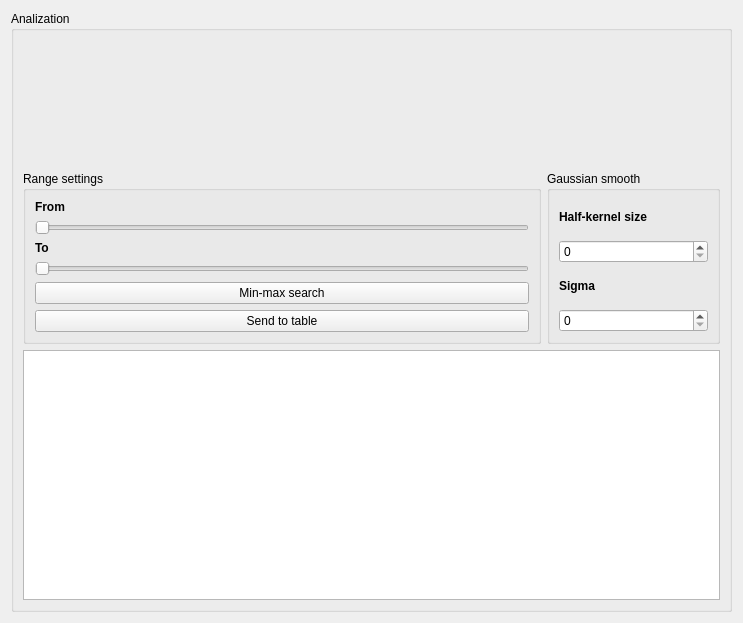
Before: the Qt Designer form analyzationform.ui in szazdenes/heatCam, drawn with Qt 5.
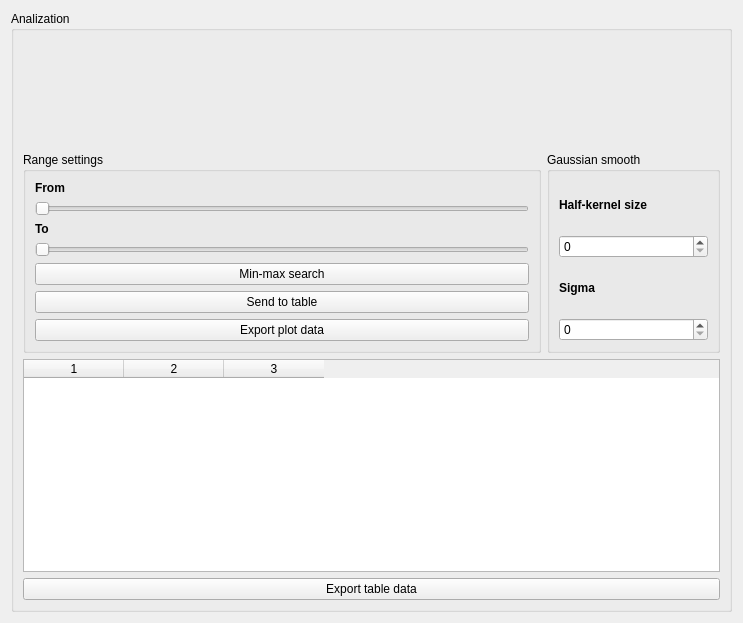
After: the same form once the commit is applied. Custom widgets are drawn as their Qt base class.

Commit message: multiple heatlines table data + export plot data export clear mask

```diff
--- a/analyzationform.ui
+++ b/analyzationform.ui
@@ -19,13 +19,13 @@
      <property name="title">
       <string>Analization</string>
      </property>
-     <layout class="QGridLayout" name="gridLayout_3" rowstretch="1,1,2" columnstretch="3,1">
+     <layout class="QGridLayout" name="gridLayout_3" rowstretch="1,1,2,0" columnstretch="3,1">
       <item row="1" column="0">
        <widget class="QGroupBox" name="groupBox_2">
         <property name="title">
          <string>Range settings</string>
         </property>
-        <layout class="QGridLayout" name="gridLayout_4" rowstretch="0,1,0,1,1,0">
+        <layout class="QGridLayout" name="gridLayout_4" rowstretch="0,1,0,1,1,0,0">
          <item row="0" column="0">
           <widget class="QLabel" name="label">
            <property name="font">
@@ -80,6 +80,13 @@
            </property>
           </widget>
          </item>
+         <item row="6" column="0">
+          <widget class="QPushButton" name="exportPlotpushButton">
+           <property name="text">
+            <string>Export plot data</string>
+           </property>
+          </widget>
+         </item>
         </layout>
        </widget>
       </item>
@@ -154,6 +161,19 @@
         </property>
         <property name="horizontalScrollMode">
          <enum>QAbstractItemView::ScrollPerPixel</enum>
+        </property>
+        <property name="columnCount">
+         <number>3</number>
+        </property>
+        <column/>
+        <column/>
+        <column/>
+       </widget>
+      </item>
+      <item row="3" column="0" colspan="2">
+       <widget class="QPushButton" name="exportPushButton">
+        <property name="text">
+         <string>Export table data</string>
         </property>
        </widget>
       </item>
```
Left out of the diff: 3 changed lines with no effect on the pictures. The commit also changes 5 other files.
